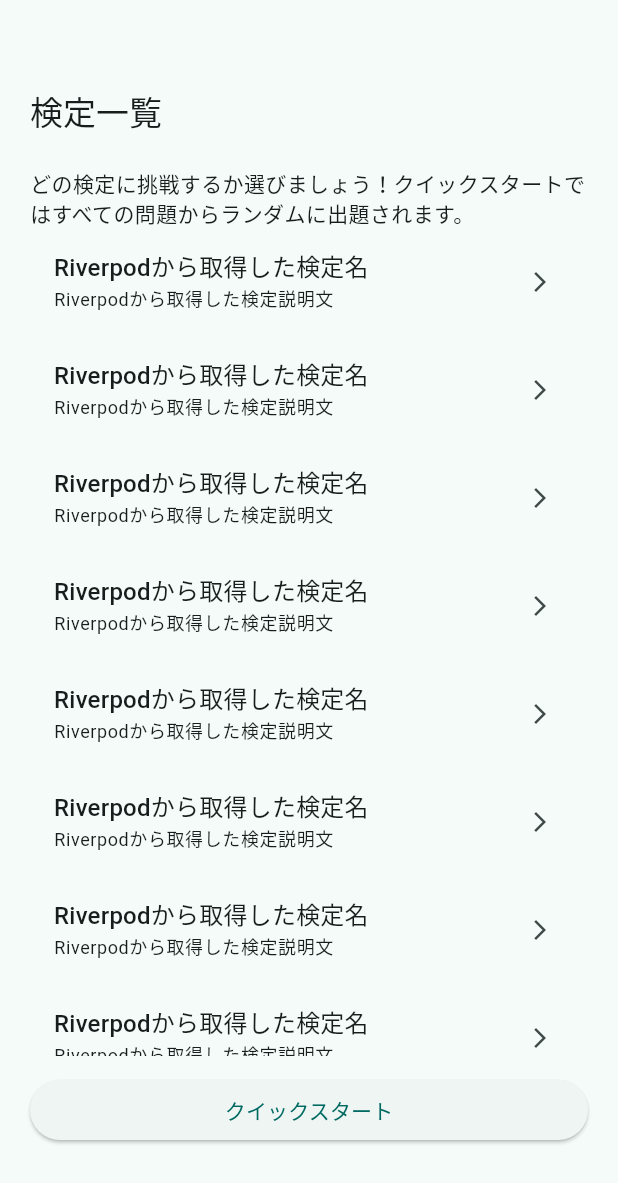
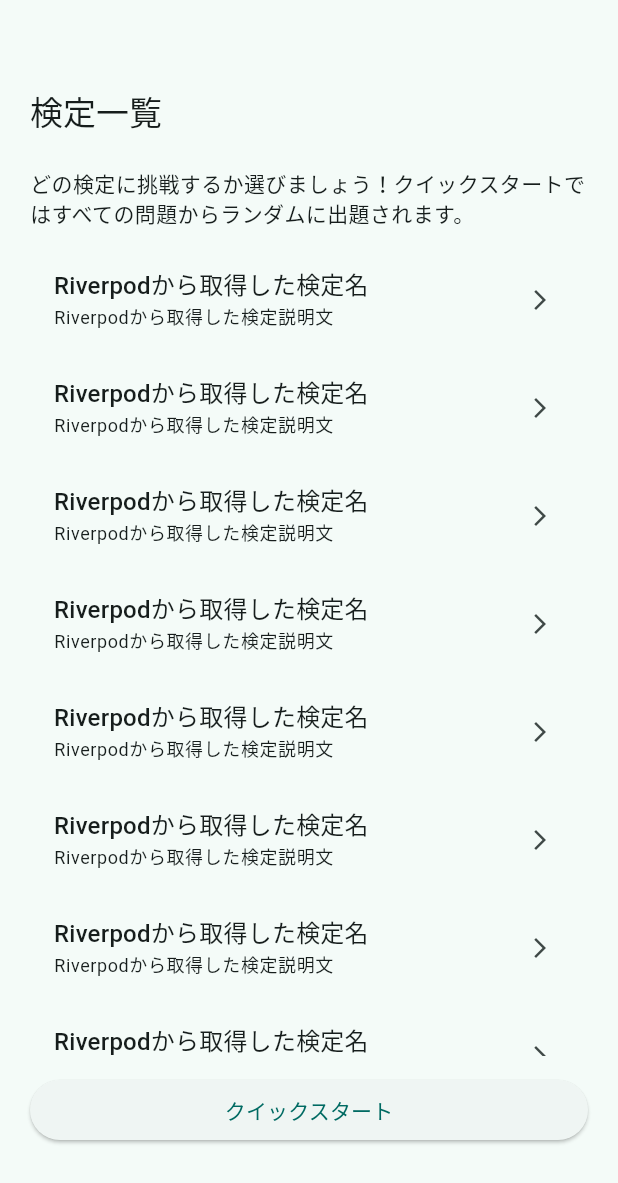
Before and after one commit to tanakahikari-pikka/flutter_certification, a Flutter app: the _Scaffold screen opened directly, on a phone screen of 412 x 824 dp. Shown: the top 1183 px of the screen. Run offline on Flutter 3.47's test engine with Material 2 defaults, Android fonts, the phone set to English and light mode, and no system bars; our stand-ins replace cloud_firestore, firebase_core, flutter_dotenv, flutter_markdown, gap, hooks_riverpod; accounts and stored records are empty.

Commit message:
微修正

```diff
--- a/lib/examination/ui/screen/exam_index/exam_index_content_list.dart
+++ b/lib/examination/ui/screen/exam_index/exam_index_content_list.dart
@@ -7,6 +7,7 @@
   @override
   Widget build(BuildContext context) {
     return ListView.builder(
+      padding: EdgeInsets.zero,
       itemCount: 8, // Riverpodから取得した検定一覧の数
       itemBuilder: (BuildContext context, int index) {
         return ListTile(
--- a/lib/examination/ui/screen/exam_index/exam_index_scaffold.dart
+++ b/lib/examination/ui/screen/exam_index/exam_index_scaffold.dart
@@ -19,6 +19,7 @@
             ),
             const Gap(24),
             Text(I18n().examIndexDescription),
+            const Gap(12),
             const Expanded(
               child: ExamList(),
             ),
```
